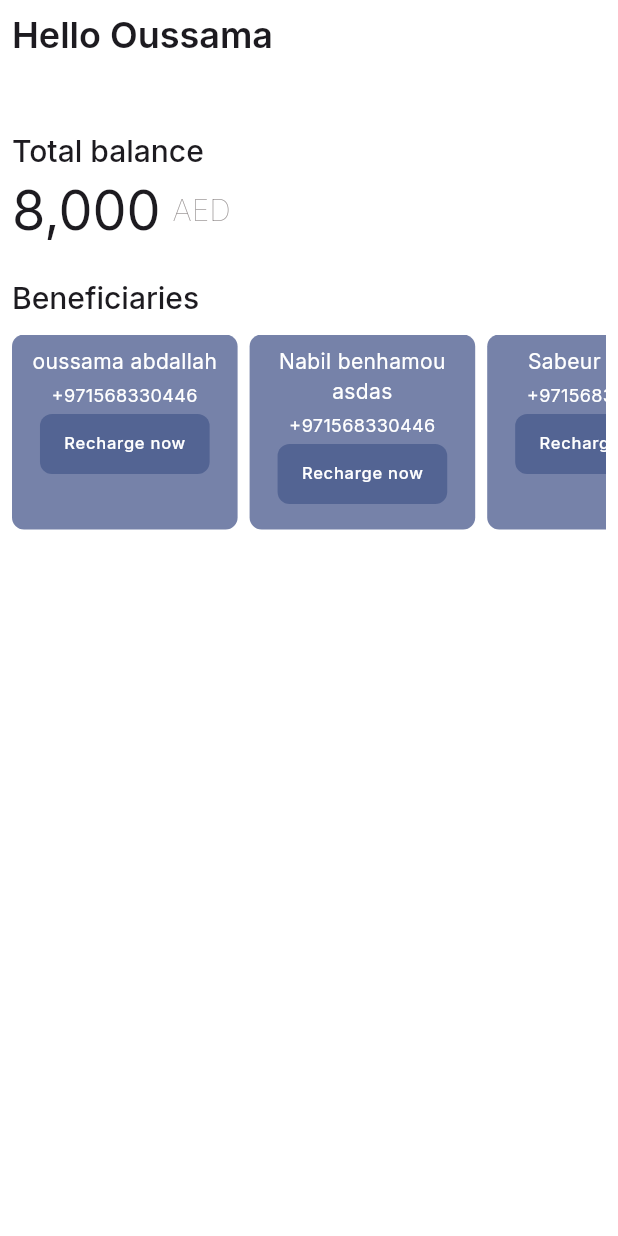
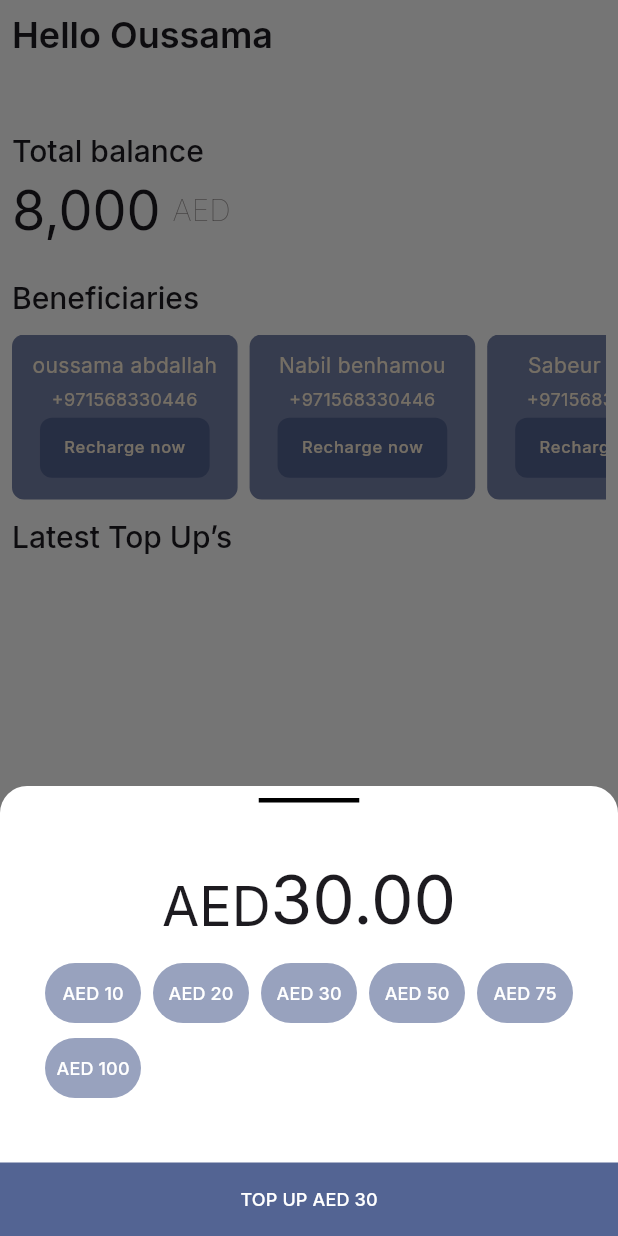
Before and after one commit to oussaki-dev/e5d-assesment, a Flutter app: the HomeScreen screen opened by its route, after a tap on "Recharge now", on a phone screen of 412 x 824 dp. Run offline on Flutter 3.47's test engine with Material 3 defaults, Android fonts, the phone set to English and light mode, and no system bars; our stand-ins replace flutter_svg, freezed_annotation, go_router, google_fonts, logger; missing offline and left inert: dlibphonenumber.

Commit message:
added the receipt screen

```diff
--- /dev/null
+++ b/lib/common/views/bottom_sheet.dart
@@ -0,0 +1,65 @@
+import 'package:flutter/material.dart';
+
+void showE5DBottomSheet(
+    BuildContext context, Widget customWidget, double maxHeight) {
+  // Unfocus the current focus node to dismiss the keyboard if it is open
+  FocusManager.instance.primaryFocus?.unfocus();
+
+  showModalBottomSheet(
+    isScrollControlled: true,
+    context: context,
+    backgroundColor: Colors.white,
+    shape: const RoundedRectangleBorder(
+      borderRadius: BorderRadius.vertical(
+        top: Radius.circular(18),
+      ),
+    ),
+    builder: (BuildContext context) {
+      return SafeArea(
+        child: Padding(
+          padding: EdgeInsets.only(
+            bottom: MediaQuery.of(context).viewInsets.bottom,
+          ),
+          child: Container(
+            constraints: BoxConstraints(
+              maxHeight: maxHeight, // Set your maximum height here
+            ),
+            child: BottomSheetChildViewContainer(customWidget: customWidget),
+          ),
+        ),
+      );
+    },
+  );
+}
+
+class BottomSheetChildViewContainer extends StatelessWidget {
+  final Widget customWidget;
+
+  const BottomSheetChildViewContainer({super.key, required this.customWidget});
+
+  @override
+  Widget build(BuildContext context) {
+    return SafeArea(
+        child: SizedBox(
+      width: double.infinity,
+      child: Column(
+        mainAxisAlignment: MainAxisAlignment.spaceBetween,
+        children: [
+          Column(
+            children: [
+              const SizedBox(
+                height: 8,
+              ),
+              Container(
+                width: 67,
+                height: 3,
+                color: Colors.black,
+              )
+            ],
+          ),
+          customWidget
+        ],
+      ),
+    ));
+  }
+}
--- a/lib/features/beneficiary/presentation/view/beneficiary_list.dart
+++ b/lib/features/beneficiary/presentation/view/beneficiary_list.dart
@@ -1,5 +1,7 @@
+import 'package:e5d_assesment/common/views/bottom_sheet.dart';
 import 'package:e5d_assesment/features/beneficiary/domain/model/beneficiary_model.dart';
 import 'package:e5d_assesment/features/beneficiary/presentation/view/beneficiary_list_item.dart';
+import 'package:e5d_assesment/features/topup/presentation/view/topup_widget.dart';
 import 'package:e5d_assesment/main.dart';
 import 'package:flutter/material.dart';
 
@@ -26,7 +28,7 @@ class BeneficiaryListWidget extends StatelessWidget {
       loggerNoStack.d("CalculatedWidth $calculatedWidth ");
 
       return Container(
-          height: 130,
+          height: 110,
           child: ListView.separated(
             separatorBuilder: (context, index) {
               return SizedBox(
@@ -41,6 +43,11 @@ class BeneficiaryListWidget extends StatelessWidget {
                 child: BeneficiaryListItemWidget(
                     beneficiary: _beneficiaries[index],
                     onPressed: () {
+                      showE5DBottomSheet(
+                        context,
+                        const TopUpWidget(),
+                        300,
+                      );
                       print(_beneficiaries[index]);
                     }),
               );
--- a/lib/features/beneficiary/presentation/view/beneficiary_list_item.dart
+++ b/lib/features/beneficiary/presentation/view/beneficiary_list_item.dart
@@ -24,14 +24,15 @@ class BeneficiaryListItemWidget extends StatelessWidget {
         padding: const EdgeInsets.all(8.0),
         child: Column(
           crossAxisAlignment: CrossAxisAlignment.center,
+          mainAxisAlignment: MainAxisAlignment.center,
           children: [
             Text(
               _beneficiary.nickname,
-              maxLines: 2,
+              maxLines: 1,
               textAlign: TextAlign.center,
               style: Theme.of(context).textTheme.bodyMedium?.merge(
                     const TextStyle(
-                      color: Colors.white,
+                      color: E5DColors.colorFFF1DB,
                       fontSize: 14,
                     ),
                   ),
@@ -45,7 +46,7 @@ class BeneficiaryListItemWidget extends StatelessWidget {
               textAlign: TextAlign.center,
               style: Theme.of(context).textTheme.bodyMedium?.merge(
                     const TextStyle(
-                      color: Colors.white,
+                      color: E5DColors.colorFFF1DB,
                       fontSize: 12,
                     ),
                   ),
@@ -67,7 +68,7 @@ class BeneficiaryListItemWidget extends StatelessWidget {
                     .textTheme
                     .labelMedium
                     ?.merge(const TextStyle(
-                      color: Colors.white,
+                      color: E5DColors.colorFFF1DB,
                       fontSize: 11,
                     )),
               ),
--- a/lib/features/home/presentation/view/home_screen.dart
+++ b/lib/features/home/presentation/view/home_screen.dart
@@ -79,9 +79,10 @@ class HomeScreen extends StatelessWidget {
                 ],
               ),
             ),
-            Padding(
-              padding: const EdgeInsets.only(top: 24.0),
-              child: Text(
+            const SizedBox(
+              height: 24,
+            ),
+            Text(
               'Beneficiaries',
               style: Theme.of(context)
                   .textTheme
@@ -90,7 +91,6 @@ class HomeScreen extends StatelessWidget {
                     fontSize: 20,
                     fontWeight: FontWeight.w500,
                   )),
-              ),
             ),
             const SizedBox(
               height: 12,
@@ -124,6 +124,19 @@ class HomeScreen extends StatelessWidget {
                 ),
               ],
             ),
+            const SizedBox(
+              height: 12,
+            ),
+            Text(
+              "Latest Top Up’s",
+              style: Theme.of(context)
+                  .textTheme
+                  .headlineLarge
+                  ?.merge(const TextStyle(
+                    fontSize: 20,
+                    fontWeight: FontWeight.w500,
+                  )),
+            ),
           ],
         ),
       )),
--- /dev/null
+++ b/lib/features/topup/domain/model/money.dart
@@ -0,0 +1,15 @@
+import 'package:freezed_annotation/freezed_annotation.dart';
+
+part 'money.freezed.dart';
+part 'money.g.dart';
+
+@freezed
+class Money with _$Money {
+
+  const factory Money({
+    @JsonKey(name: 'currency') required String currency,
+    @JsonKey(name: 'value') required String value,
+  }) = _Money;
+
+  factory Money.fromJson(Map<String, Object?> json) => _$MoneyFromJson(json);
+}
--- /dev/null
+++ b/lib/features/topup/presentation/view/topup_money_label.dart
@@ -0,0 +1,34 @@
+import 'package:e5d_assesment/features/topup/domain/model/money.dart';
+import 'package:e5d_assesment/themes/colors.dart';
+import 'package:flutter/material.dart';
+
+class TopUpMoneyLabelWidget extends StatelessWidget {
+  final Money money;
+
+  const TopUpMoneyLabelWidget({super.key, required this.money});
+
+  @override
+  Widget build(BuildContext context) {
+    return Container(
+      child: TextButton(
+        onPressed: () => {},
+        style: TextButton.styleFrom(
+          shape:
+              RoundedRectangleBorder(borderRadius: BorderRadius.circular(20)),
+          backgroundColor: E5DColors.primaryColor40Percent,
+          padding: const EdgeInsets.symmetric(
+            vertical: 4.0,
+            horizontal: 4.0,
+          ),
+        ),
+        child: Text(
+          '${money.currency} ${money.value}',
+          style: Theme.of(context).textTheme.labelLarge?.merge(const TextStyle(
+                color: Colors.white,
+                fontSize: 12,
+              )),
+        ),
+      ),
+    );
+  }
+}
--- /dev/null
+++ b/lib/features/topup/presentation/view/topup_widget.dart
@@ -0,0 +1,84 @@
+import 'package:e5d_assesment/features/topup/domain/model/money.dart';
+import 'package:e5d_assesment/features/topup/presentation/view/topup_money_label.dart';
+import 'package:e5d_assesment/routes/routes.dart';
+import 'package:e5d_assesment/themes/colors.dart';
+import 'package:flutter/material.dart';
+
+class TopUpWidget extends StatelessWidget {
+  const TopUpWidget({Key? key}) : super(key: key);
+
+  @override
+  Widget build(BuildContext context) {
+    return Expanded(
+      child: Column(
+        mainAxisAlignment: MainAxisAlignment.spaceBetween,
+        children: [
+          // Money to topup
+          Expanded(
+            child: Padding(
+              padding: const EdgeInsets.only(left: 30, right: 30),
+              child: Column(
+                mainAxisAlignment: MainAxisAlignment.center,
+                children: [
+                  Row(
+                    crossAxisAlignment: CrossAxisAlignment.end,
+                    mainAxisAlignment: MainAxisAlignment.center,
+                    children: [
+                      Text(
+                        'aed'.toUpperCase(),
+                        style: Theme.of(context).textTheme.displaySmall,
+                      ),
+                      Text(
+                        '30.00'.toUpperCase(),
+                        style: Theme.of(context).textTheme.displayMedium,
+                      )
+                    ],
+                  ),
+                  const SizedBox(height: 12,),
+                  Wrap(
+                    spacing: 8.0, // Horizontal spacing between children
+                    runSpacing: 2.0, // Vertical spacing between lines
+                    children: <Widget>[
+                      ...[10, 20, 30, 50, 75, 100].map((v) {
+                        return TopUpMoneyLabelWidget(
+                          money:
+                              Money(currency: 'AED', value: v.toString()),
+                        );
+                      })
+                    ],
+                  ),
+                ],
+              ),
+            ),
+          ),
+          // Topup button
+          Container(
+            width: double.infinity,
+            child: TextButton(
+              onPressed: () => {
+                TopUpScreenRoute().go(context)
+              },
+              style: TextButton.styleFrom(
+                shape: const LinearBorder(),
+                backgroundColor: E5DColors.primaryColor,
+                padding: const EdgeInsets.symmetric(
+                  vertical: 16.0,
+                  horizontal: 24.0,
+                ),
+              ),
+              child: Text(
+                'Top up AED 30'.toUpperCase(),
+                style: Theme.of(context).textTheme.labelLarge?.merge(
+                      const TextStyle(
+                        color: Colors.white,
+                        fontSize: 12,
+                      ),
+                    ),
+              ),
+            ),
+          ),
+        ],
+      ),
+    );
+  }
+}
--- a/lib/themes/colors.dart
+++ b/lib/themes/colors.dart
@@ -2,12 +2,14 @@ import 'package:flutter/material.dart';
 
 class E5DColors {
   static const Color primaryColor = Color(0xFF536493);
+  static const Color primaryColor80Percent = Color(0xffdee0e9);
+  static const Color primaryColor40Percent = Color(0xff98a2be);
+  static const Color primaryColor20Percent = Color(0xff7682a9);
+
   static const Color secondaryColor = Color(0xFFEF5A6F);
   static const Color colorFFF1DB = Color(0xFFFFF1DB);
   static const Color colorD4BDAC = Color(0xFFD4BDAC);
-  static const Color primaryColor40Percent = Color(0xff98a2be);
+
   static const Color color9E9999 = Color(0xff9E9999);
-  static const Color primaryColor20Percent = Color(0xff7682a9);
-
-
+  static const Color color848484 = Color(0xff848484);
 }
--- a/pubspec.yaml
+++ b/pubspec.yaml
@@ -75,6 +75,7 @@ flutter:
   # To add assets to your application, add an assets section, like this:
   assets:
     - assets/images/ic_logo.svg
+    - assets/images/ic_checked.png
 
   # An image asset can refer to one or more resolution-specific "variants", see
   # https://flutter.dev/assets-and-images/#resolution-aware
```
Also changed, not shown: lib/common/views/dash_separator.dart (added, +32 -0 lines), lib/common/views/half_circle.dart (added, +47 -0 lines), lib/features/topup/presentation/view/topup_receipt_screen.dart (added, +273 -0 lines), lib/routes/routes.dart (+10 -0 lines), assets/images/ic_checked.png (added), lib/features/topup/domain/model/money.freezed.dart (added), lib/features/topup/domain/model/money.g.dart (added), lib/routes/routes.g.dart. Lines whose indentation alone changed are shown as unchanged.
